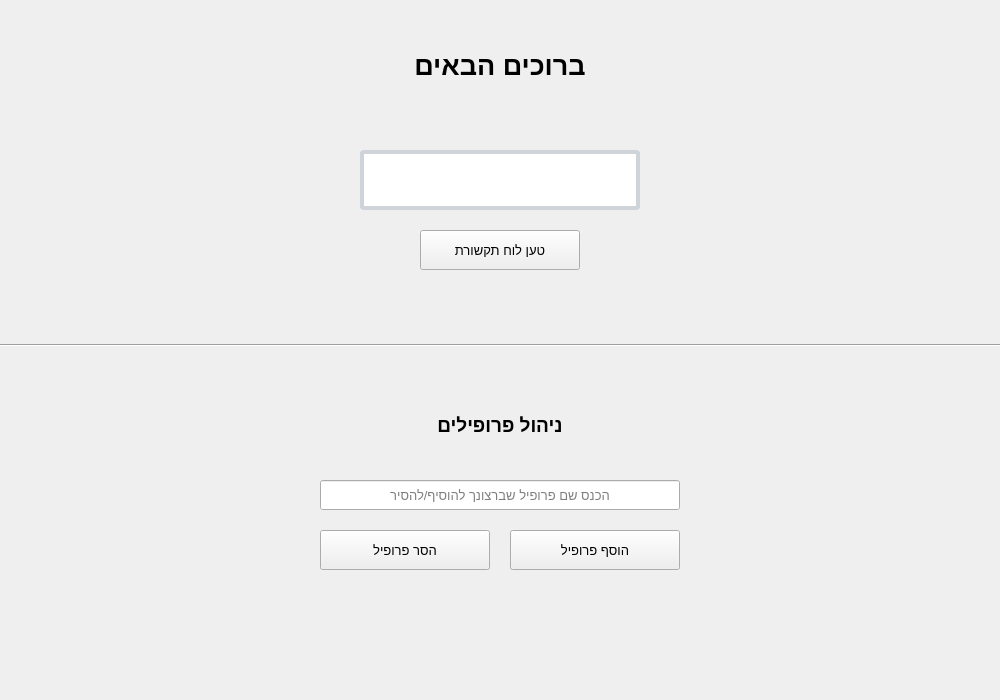
This is UI/ProfileScreen.ui in shlomi1074/CommunicationBoard_Prototype as Qt 5 draws it before an edit. The edited form follows.
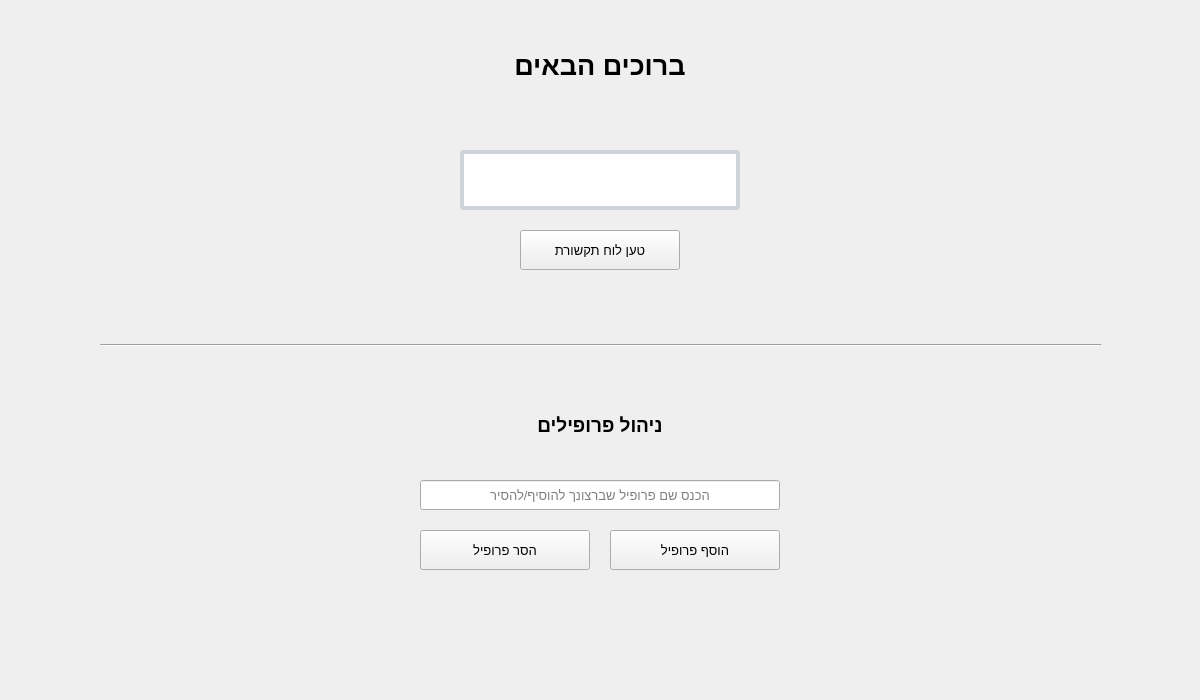
This is the edited form. Icons and pictures are not drawn.

```diff
--- a/UI/ProfileScreen.ui
+++ b/UI/ProfileScreen.ui
@@ -6,7 +6,7 @@
    <rect>
     <x>0</x>
     <y>0</y>
-    <width>1000</width>
+    <width>1200</width>
     <height>700</height>
    </rect>
   </property>
@@ -26,7 +26,7 @@
    <widget class="QComboBox" name="ProfileComboBox">
     <property name="geometry">
      <rect>
-      <x>360</x>
+      <x>460</x>
       <y>150</y>
       <width>280</width>
       <height>60</height>
@@ -95,7 +95,7 @@
    <widget class="QPushButton" name="AddProfileButton">
     <property name="geometry">
      <rect>
-      <x>510</x>
+      <x>610</x>
       <y>530</y>
       <width>170</width>
       <height>40</height>
@@ -118,7 +118,7 @@
    <widget class="QPushButton" name="DeleteProfileButton">
     <property name="geometry">
      <rect>
-      <x>320</x>
+      <x>420</x>
       <y>530</y>
       <width>170</width>
       <height>40</height>
@@ -141,7 +141,7 @@
    <widget class="QLineEdit" name="ProfileLineEdit">
     <property name="geometry">
      <rect>
-      <x>320</x>
+      <x>420</x>
       <y>480</y>
       <width>360</width>
       <height>30</height>
@@ -160,7 +160,7 @@
    <widget class="QLabel" name="label">
     <property name="geometry">
      <rect>
-      <x>360</x>
+      <x>460</x>
       <y>40</y>
       <width>280</width>
       <height>50</height>
@@ -204,7 +204,7 @@
    <widget class="QPushButton" name="LoadBoardButton">
     <property name="geometry">
      <rect>
-      <x>420</x>
+      <x>520</x>
       <y>230</y>
       <width>160</width>
       <height>40</height>
@@ -227,7 +227,7 @@
    <widget class="QLabel" name="label_2">
     <property name="geometry">
      <rect>
-      <x>375</x>
+      <x>475</x>
       <y>400</y>
       <width>250</width>
       <height>51</height>
@@ -250,7 +250,7 @@
    <widget class="Line" name="line">
     <property name="geometry">
      <rect>
-      <x>0</x>
+      <x>100</x>
       <y>330</y>
       <width>1001</width>
       <height>31</height>
```
